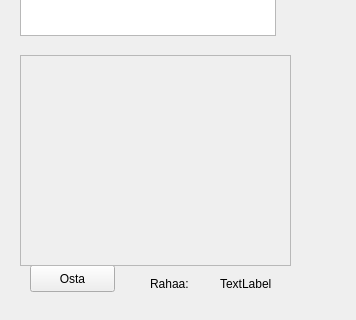
Aivoapina/ohjsuun_tomato3, file areenapeli/kiltahuone.ui: the form before one commit; both pictures show x 0 to 356 and y 195 to 515 of the 356 by 515 pixel window.
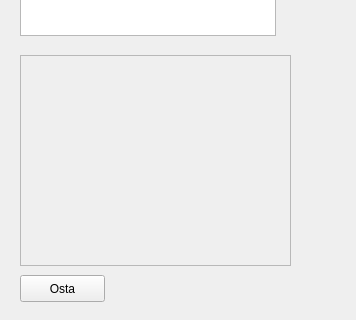
The form after the commit.

Patch:
```diff
--- a/areenapeli/kiltahuone.ui
+++ b/areenapeli/kiltahuone.ui
@@ -16,8 +16,8 @@
   <widget class="QPushButton" name="osta">
    <property name="geometry">
     <rect>
-     <x>30</x>
-     <y>460</y>
+     <x>20</x>
+     <y>470</y>
      <width>85</width>
      <height>27</height>
     </rect>
@@ -36,32 +36,6 @@
     </rect>
    </property>
   </widget>
-  <widget class="QLabel" name="label">
-   <property name="geometry">
-    <rect>
-     <x>150</x>
-     <y>470</y>
-     <width>55</width>
-     <height>17</height>
-    </rect>
-   </property>
-   <property name="text">
-    <string>Rahaa:</string>
-   </property>
-  </widget>
-  <widget class="QLabel" name="rahamaara">
-   <property name="geometry">
-    <rect>
-     <x>220</x>
-     <y>470</y>
-     <width>55</width>
-     <height>17</height>
-    </rect>
-   </property>
-   <property name="text">
-    <string>TextLabel</string>
-   </property>
-  </widget>
   <widget class="QFrame" name="selectionWidget">
    <property name="geometry">
     <rect>
```
